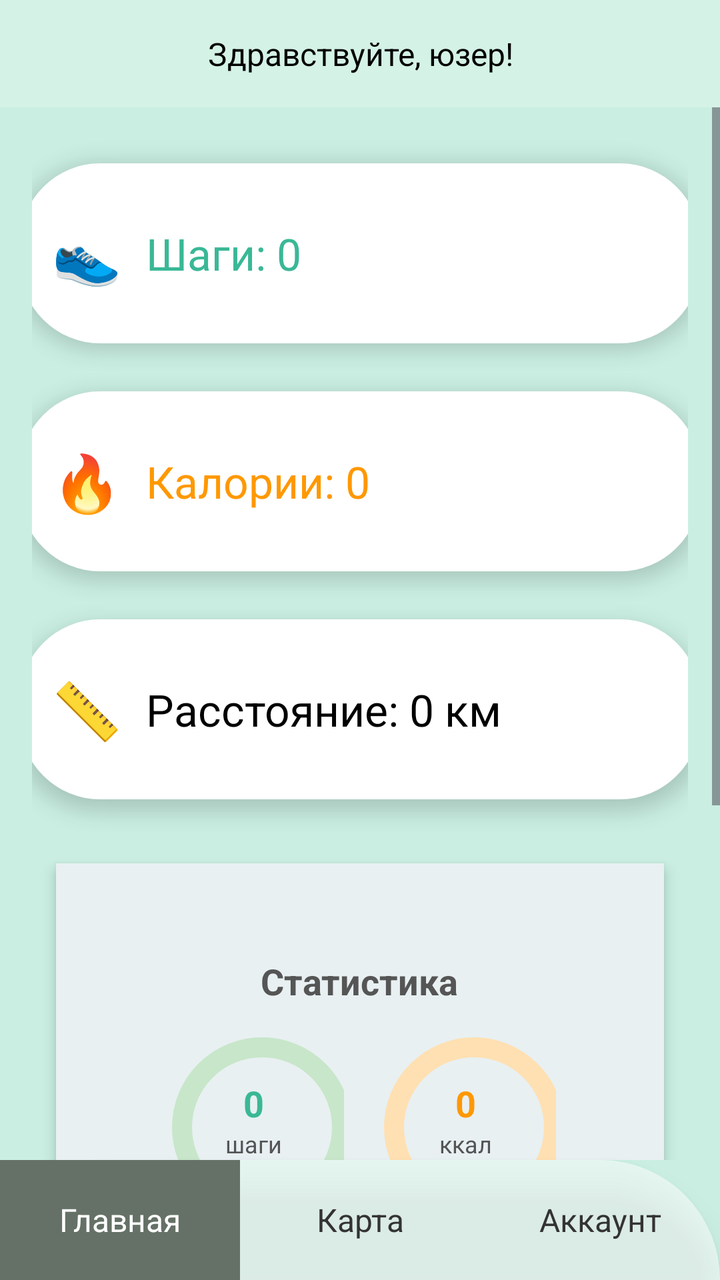
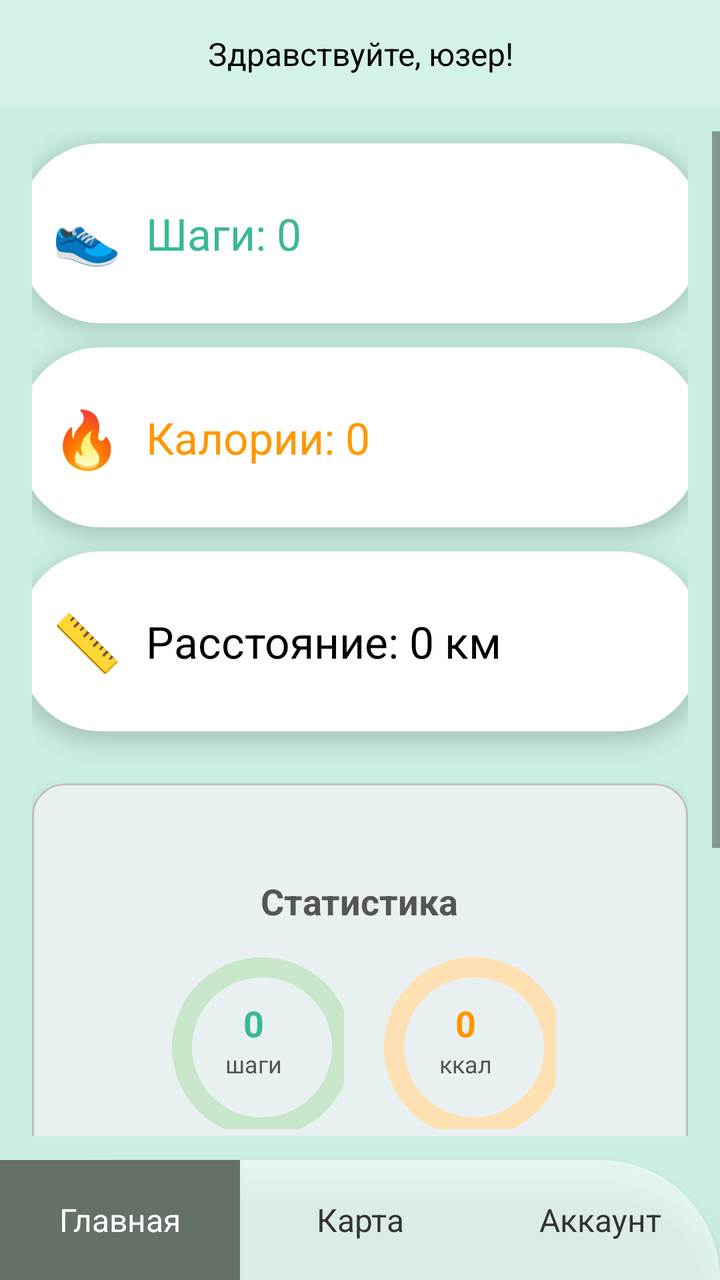

Before-and-after screenshots of an Android layout around one commit, followed by the original layout XML and the change that was made.
<!-- AndroidManifest.xml: application theme Theme.ProjectPAM -->
<!-- res/layout/activity_main.xml -->
<LinearLayout xmlns:android="http://schemas.android.com/apk/res/android"
    xmlns:app="http://schemas.android.com/apk/res-auto"
    android:orientation="vertical"
    android:layout_width="match_parent"
    android:layout_height="match_parent"
    android:background="#CAEFE2">

    
    <LinearLayout
        android:layout_width="match_parent"
        android:layout_height="wrap_content"
        android:background="#D4F2E5"
        android:gravity="center"
        android:orientation="vertical"
        android:padding="16dp">

        <TextView
            android:layout_width="match_parent"
            android:layout_height="wrap_content"
            android:gravity="center"
            android:lineSpacingExtra="4dp"
            android:text="Здравствуйте, юзер!"
            android:textColor="#000000"
            android:textSize="16sp" />
    </LinearLayout>

    
    <ScrollView
        android:layout_width="match_parent"
        android:layout_height="0dp"
        android:layout_weight="1">

        <LinearLayout
            android:orientation="vertical"
            android:layout_width="match_parent"
            android:layout_height="wrap_content"
            android:gravity="center_horizontal"
            android:padding="16dp">

            
            <LinearLayout
                android:layout_width="340dp"
                android:layout_height="90dp"
                android:orientation="horizontal"
                android:padding="16dp"
                android:layout_margin="12dp"
                android:background="@drawable/card_steps"
                android:gravity="center_vertical"
                android:elevation="6dp">

                <TextView
                    android:layout_width="wrap_content"
                    android:layout_height="wrap_content"
                    android:text="👟"
                    android:textSize="28sp"
                    android:layout_marginEnd="12dp"/>

                <TextView
                    android:id="@+id/stepsText"
                    android:layout_width="wrap_content"
                    android:layout_height="wrap_content"
                    android:text="Шаги: 0"
                    android:textSize="22sp"
                    android:textColor="#3AB896"/>
            </LinearLayout>

            
            <LinearLayout
                android:layout_width="340dp"
                android:layout_height="90dp"
                android:orientation="horizontal"
                android:padding="16dp"
                android:layout_margin="12dp"
                android:background="@drawable/card_calories"
                android:gravity="center_vertical"
                android:elevation="6dp">

                <TextView
                    android:layout_width="wrap_content"
                    android:layout_height="wrap_content"
                    android:text="🔥"
                    android:textSize="28sp"
                    android:layout_marginEnd="12dp"/>

                <TextView
                    android:id="@+id/caloriesText"
                    android:layout_width="wrap_content"
                    android:layout_height="wrap_content"
                    android:text="Калории: 0"
                    android:textSize="22sp"
                    android:textColor="#ff9800"/>
            </LinearLayout>

            
            <LinearLayout
                android:layout_width="340dp"
                android:layout_height="90dp"
                android:orientation="horizontal"
                android:padding="16dp"
                android:layout_margin="12dp"
                android:background="@drawable/card_distance"
                android:gravity="center_vertical"
                android:elevation="6dp">

                <TextView
                    android:layout_width="wrap_content"
                    android:layout_height="wrap_content"
                    android:text="📏"
                    android:textSize="28sp"
                    android:layout_marginEnd="12dp"/>

                <TextView
                    android:id="@+id/distanceText"
                    android:layout_width="wrap_content"
                    android:layout_height="wrap_content"
                    android:text="Расстояние: 0 км"
                    android:textSize="22sp"
                    android:textColor="#000000"/>
            </LinearLayout>

            
            <LinearLayout
                android:layout_width="match_parent"
                android:layout_height="220dp"
                android:layout_marginTop="20dp"
                android:orientation="vertical"
                android:gravity="center"
                android:padding="16dp"
                android:layout_marginHorizontal="12dp"
                android:background="#e8f0f2"
                android:elevation="4dp"
                android:clipToOutline="true">

                <TextView
                    android:layout_width="wrap_content"
                    android:layout_height="wrap_content"
                    android:text="Статистика"
                    android:textSize="18sp"
                    android:textStyle="bold"
                    android:textColor="#555555"
                    android:layout_marginBottom="12dp"/>

                <LinearLayout
                    android:layout_width="match_parent"
                    android:layout_height="wrap_content"
                    android:orientation="horizontal"
                    android:gravity="center"
                    android:weightSum="2">

                    
                    <FrameLayout
                        android:layout_width="90dp"
                        android:layout_height="90dp"
                        android:layout_marginEnd="16dp">

                        <com.google.android.material.progressindicator.CircularProgressIndicator
                            android:id="@+id/progressSteps"
                            android:layout_width="match_parent"
                            android:layout_height="match_parent"
                            app:indicatorSize="90dp"
                            app:trackThickness="10dp"
                            app:indicatorColor="#3AB896"
                            app:trackColor="#C8E6C9"/>

                        <LinearLayout
                            android:layout_width="match_parent"
                            android:layout_height="match_parent"
                            android:gravity="center"
                            android:orientation="vertical">

                            <TextView
                                android:id="@+id/tvStepsProgress"
                                android:layout_width="wrap_content"
                                android:layout_height="wrap_content"
                                android:text="0"
                                android:textColor="#3AB896"
                                android:textSize="18sp"
                                android:textStyle="bold"/>

                            <TextView
                                android:layout_width="wrap_content"
                                android:layout_height="wrap_content"
                                android:text="шаги"
                                android:textSize="12sp"
                                android:textColor="#555555"/>
                        </LinearLayout>
                    </FrameLayout>

                    
                    <FrameLayout
                        android:layout_width="90dp"
                        android:layout_height="90dp">

                        <com.google.android.material.progressindicator.CircularProgressIndicator
                            android:id="@+id/progressCalories"
                            android:layout_width="match_parent"
                            android:layout_height="match_parent"
                            app:indicatorSize="90dp"
                            app:trackThickness="10dp"
                            app:indicatorColor="#FF9800"
                            app:trackColor="#FFE0B2"/>

                        <LinearLayout
                            android:layout_width="match_parent"
                            android:layout_height="match_parent"
                            android:gravity="center"
                            android:orientation="vertical">

                            <TextView
                                android:id="@+id/tvCaloriesProgress"
                                android:layout_width="wrap_content"
                                android:layout_height="wrap_content"
                                android:text="0"
                                android:textColor="#FF9800"
                                android:textSize="18sp"
                                android:textStyle="bold"/>

                            <TextView
                                android:layout_width="wrap_content"
                                android:layout_height="wrap_content"
                                android:text="ккал"
                                android:textSize="12sp"
                                android:textColor="#555555"/>
                        </LinearLayout>
                    </FrameLayout>
                </LinearLayout>
            </LinearLayout>

            
            <LinearLayout
                android:layout_width="match_parent"
                android:layout_height="160dp"
                android:layout_marginTop="20dp"
                android:background="#dce7d8"
                android:orientation="vertical"
                android:gravity="center"
                android:elevation="4dp"
                android:padding="16dp"
                android:clipToOutline="true"
                android:layout_marginHorizontal="12dp">

                <TextView
                    android:layout_width="wrap_content"
                    android:layout_height="wrap_content"
                    android:text="Итог за неделю"
                    android:textSize="18sp"
                    android:textColor="#333333"
                    android:textStyle="bold"
                    android:layout_marginBottom="12dp"/>

                <LinearLayout
                    android:layout_width="match_parent"
                    android:layout_height="80dp"
                    android:orientation="horizontal"
                    android:gravity="bottom|center"
                    android:weightSum="3">

                    <LinearLayout
                        android:layout_width="0dp"
                        android:layout_height="wrap_content"
                        android:layout_weight="1"
                        android:orientation="vertical"
                        android:gravity="center_horizontal">

                        <View
                            android:layout_width="20dp"
                            android:layout_height="50dp"
                            android:background="#3AB896"
                            android:layout_marginBottom="4dp"/>
                        <TextView
                            android:layout_width="wrap_content"
                            android:layout_height="wrap_content"
                            android:text="👟"
                            android:textSize="14sp"/>
                    </LinearLayout>

                    <LinearLayout
                        android:layout_width="0dp"
                        android:layout_height="wrap_content"
                        android:layout_weight="1"
                        android:orientation="vertical"
                        android:gravity="center_horizontal">

                        <View
                            android:layout_width="20dp"
                            android:layout_height="70dp"
                            android:background="#FF9800"
                            android:layout_marginBottom="4dp"/>
                        <TextView
                            android:layout_width="wrap_content"
                            android:layout_height="wrap_content"
                            android:text="🔥"
                            android:textSize="14sp"/>
                    </LinearLayout>

                    <LinearLayout
                        android:layout_width="0dp"
                        android:layout_height="wrap_content"
                        android:layout_weight="1"
                        android:orientation="vertical"
                        android:gravity="center_horizontal">

                        <View
                            android:layout_width="20dp"
                            android:layout_height="40dp"
                            android:background="#000000"
                            android:layout_marginBottom="4dp"/>
                        <TextView
                            android:layout_width="wrap_content"
                            android:layout_height="wrap_content"
                            android:text="📏"
                            android:textSize="14sp"/>
                    </LinearLayout>
                </LinearLayout>
            </LinearLayout>
        </LinearLayout>
    </ScrollView>

    
    <LinearLayout
        android:id="@+id/navBar"
        android:layout_width="match_parent"
        android:layout_height="60dp"
        android:background="@drawable/nav_bar_background"
        android:orientation="horizontal"
        android:gravity="center"
        android:weightSum="3"
        android:elevation="8dp">

        <TextView
            android:id="@+id/navHome"
            android:layout_width="0dp"
            android:layout_height="match_parent"
            android:layout_weight="1"
            android:gravity="center"
            android:text="Главная"
            android:textSize="16sp"
            android:textColor="#ffffff"
            android:background="#657166"/>

        <TextView
            android:id="@+id/navMap"
            android:layout_width="0dp"
            android:layout_height="match_parent"
            android:layout_weight="1"
            android:gravity="center"
            android:text="Карта"
            android:textSize="16sp"
            android:textColor="#333333"/>

        <TextView
            android:id="@+id/navAccount"
            android:layout_width="0dp"
            android:layout_height="match_parent"
            android:layout_weight="1"
            android:gravity="center"
            android:text="Аккаунт"
            android:textSize="16sp"
            android:textColor="#333333"/>
    </LinearLayout>

</LinearLayout>
<!-- resources referenced by this layout -->
<resources>
  <!-- drawable card_calories (drawable) -->
  <shape xmlns:android="http://schemas.android.com/apk/res/android" android:shape="rectangle">
      <solid android:color="#FFFFFF"/>
      <corners android:radius="40dp"/>
  </shape>
  <!-- drawable card_distance (drawable) -->
  <shape xmlns:android="http://schemas.android.com/apk/res/android" android:shape="rectangle">
      <solid android:color="#FFFFFF"/>
      <corners android:radius="40dp"/>
  </shape>
  <!-- drawable card_steps (drawable) -->
  <shape xmlns:android="http://schemas.android.com/apk/res/android" android:shape="rectangle">
      <solid android:color="#FFFFFF"/>
      <corners android:radius="40dp"/>
  </shape>
  <!-- drawable nav_bar_background (drawable) -->
  <shape xmlns:android="http://schemas.android.com/apk/res/android"
      android:shape="rectangle">
  
      <solid android:color="#88ffffff"/>
  
      <corners
          android:topLeftRadius="80dp"
          android:topRightRadius="80dp"
          android:bottomLeftRadius="0dp"
          android:bottomRightRadius="0dp"/>
  
      <padding
          android:left="0dp"
          android:top="0dp"
          android:right="0dp"
          android:bottom="0dp"/>
  </shape>
  <style name="Theme.ProjectPAM" parent="Base.Theme.ProjectPAM" />
  <style name="Base.Theme.ProjectPAM" parent="Theme.Material3.DayNight.NoActionBar">
          
          
      </style>
</resources>

<!-- the commit's change to res/layout/activity_main.xml (unified diff, before → after) -->
@@ -18,7 +18,6 @@
             android:layout_width="match_parent"
             android:layout_height="wrap_content"
             android:gravity="center"
-            android:lineSpacingExtra="4dp"
             android:text="Здравствуйте, юзер!"
             android:textColor="#000000"
             android:textSize="16sp" />
@@ -28,14 +27,16 @@
     <ScrollView
         android:layout_width="match_parent"
         android:layout_height="0dp"
-        android:layout_weight="1">
+        android:layout_weight="1"
+        android:paddingTop="12dp"
+        android:paddingBottom="12dp">
 
         <LinearLayout
             android:orientation="vertical"
             android:layout_width="match_parent"
             android:layout_height="wrap_content"
             android:gravity="center_horizontal"
-            android:padding="16dp">
+            android:paddingHorizontal="16dp">
 
             
             <LinearLayout
@@ -43,10 +44,11 @@
                 android:layout_height="90dp"
                 android:orientation="horizontal"
                 android:padding="16dp"
-                android:layout_margin="12dp"
+                android:layout_marginVertical="6dp"
                 android:background="@drawable/card_steps"
                 android:gravity="center_vertical"
-                android:elevation="6dp">
+                android:elevation="6dp"
+                android:clipToOutline="true">
 
                 <TextView
                     android:layout_width="wrap_content"
@@ -64,16 +66,16 @@
                     android:textColor="#3AB896"/>
             </LinearLayout>
 
-            
             <LinearLayout
                 android:layout_width="340dp"
                 android:layout_height="90dp"
                 android:orientation="horizontal"
                 android:padding="16dp"
-                android:layout_margin="12dp"
+                android:layout_marginVertical="6dp"
                 android:background="@drawable/card_calories"
                 android:gravity="center_vertical"
-                android:elevation="6dp">
+                android:elevation="6dp"
+                android:clipToOutline="true">
 
                 <TextView
                     android:layout_width="wrap_content"
@@ -88,19 +90,19 @@
                     android:layout_height="wrap_content"
                     android:text="Калории: 0"
                     android:textSize="22sp"
-                    android:textColor="#ff9800"/>
-            </LinearLayout>
-
-            
+                    android:textColor="#FF9800"/>
+            </LinearLayout>
+
             <LinearLayout
                 android:layout_width="340dp"
                 android:layout_height="90dp"
                 android:orientation="horizontal"
                 android:padding="16dp"
-                android:layout_margin="12dp"
+                android:layout_marginVertical="6dp"
                 android:background="@drawable/card_distance"
                 android:gravity="center_vertical"
-                android:elevation="6dp">
+                android:elevation="6dp"
+                android:clipToOutline="true">
 
                 <TextView
                     android:layout_width="wrap_content"
@@ -126,8 +128,7 @@
                 android:orientation="vertical"
                 android:gravity="center"
                 android:padding="16dp"
-                android:layout_marginHorizontal="12dp"
-                android:background="#e8f0f2"
+                android:background="@drawable/card_statistics"
                 android:elevation="4dp"
                 android:clipToOutline="true">
 
@@ -231,13 +232,12 @@
                 android:layout_width="match_parent"
                 android:layout_height="160dp"
                 android:layout_marginTop="20dp"
-                android:background="#dce7d8"
+                android:background="@drawable/card_week_summary"
                 android:orientation="vertical"
                 android:gravity="center"
                 android:elevation="4dp"
                 android:padding="16dp"
-                android:clipToOutline="true"
-                android:layout_marginHorizontal="12dp">
+                android:clipToOutline="true">
 
                 <TextView
                     android:layout_width="wrap_content"
@@ -255,6 +255,7 @@
                     android:gravity="bottom|center"
                     android:weightSum="3">
 
+                    
                     <LinearLayout
                         android:layout_width="0dp"
                         android:layout_height="wrap_content"
@@ -265,7 +266,7 @@
                         <View
                             android:layout_width="20dp"
                             android:layout_height="50dp"
-                            android:background="#3AB896"
+                            android:background="@drawable/bar_steps"
                             android:layout_marginBottom="4dp"/>
                         <TextView
                             android:layout_width="wrap_content"
@@ -284,7 +285,7 @@
                         <View
                             android:layout_width="20dp"
                             android:layout_height="70dp"
-                            android:background="#FF9800"
+                            android:background="@drawable/bar_calories"
                             android:layout_marginBottom="4dp"/>
                         <TextView
                             android:layout_width="wrap_content"
@@ -303,7 +304,7 @@
                         <View
                             android:layout_width="20dp"
                             android:layout_height="40dp"
-                            android:background="#000000"
+                            android:background="@drawable/bar_distance"
                             android:layout_marginBottom="4dp"/>
                         <TextView
                             android:layout_width="wrap_content"
@@ -336,7 +337,7 @@
             android:text="Главная"
             android:textSize="16sp"
             android:textColor="#ffffff"
-            android:background="#657166"/>
+            android:background="@drawable/nav_active_background"/>
 
         <TextView
             android:id="@+id/navMap"
<!-- resource entries referenced after the edit -->
@@ -1,5 +1,23 @@
 <!-- resources referenced by this layout -->
 <resources>
+  <!-- drawable bar_calories (drawable) -->
+  <shape xmlns:android="http://schemas.android.com/apk/res/android"
+      android:shape="rectangle">
+      <solid android:color="#FF9800"/>
+      <corners android:radius="4dp"/>
+  </shape>
+  <!-- drawable bar_distance (drawable) -->
+  <shape xmlns:android="http://schemas.android.com/apk/res/android"
+      android:shape="rectangle">
+      <solid android:color="#000000"/>
+      <corners android:radius="4dp"/>
+  </shape>
+  <!-- drawable bar_steps (drawable) -->
+  <shape xmlns:android="http://schemas.android.com/apk/res/android"
+      android:shape="rectangle">
+      <solid android:color="#3AB896"/>
+      <corners android:radius="4dp"/>
+  </shape>
   <!-- drawable card_calories (drawable) -->
   <shape xmlns:android="http://schemas.android.com/apk/res/android" android:shape="rectangle">
       <solid android:color="#FFFFFF"/>
@@ -10,10 +28,30 @@
       <solid android:color="#FFFFFF"/>
       <corners android:radius="40dp"/>
   </shape>
+  <!-- drawable card_statistics (drawable) -->
+  <shape xmlns:android="http://schemas.android.com/apk/res/android"
+      android:shape="rectangle">
+      <solid android:color="#e8f0f2"/>
+      <corners android:radius="16dp"/>
+      <stroke android:width="1dp" android:color="#c0c0c0"/>
+  </shape>
   <!-- drawable card_steps (drawable) -->
   <shape xmlns:android="http://schemas.android.com/apk/res/android" android:shape="rectangle">
       <solid android:color="#FFFFFF"/>
       <corners android:radius="40dp"/>
+  </shape>
+  <!-- drawable card_week_summary (drawable) -->
+  <shape xmlns:android="http://schemas.android.com/apk/res/android"
+      android:shape="rectangle">
+      <solid android:color="#dce7d8"/>
+      <corners android:radius="16dp"/>
+      <stroke android:width="1dp" android:color="#b0b0b0"/>
+  </shape>
+  <!-- drawable nav_active_background (drawable) -->
+  <shape xmlns:android="http://schemas.android.com/apk/res/android"
+      android:shape="rectangle">
+      <solid android:color="#657166"/>
+      <corners android:radius="0dp"/>
   </shape>
   <!-- drawable nav_bar_background (drawable) -->
   <shape xmlns:android="http://schemas.android.com/apk/res/android"
